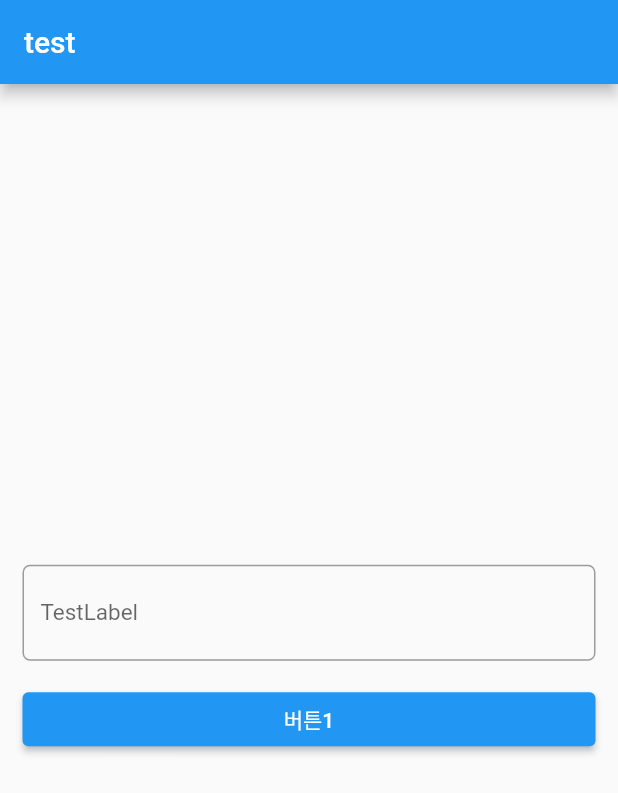
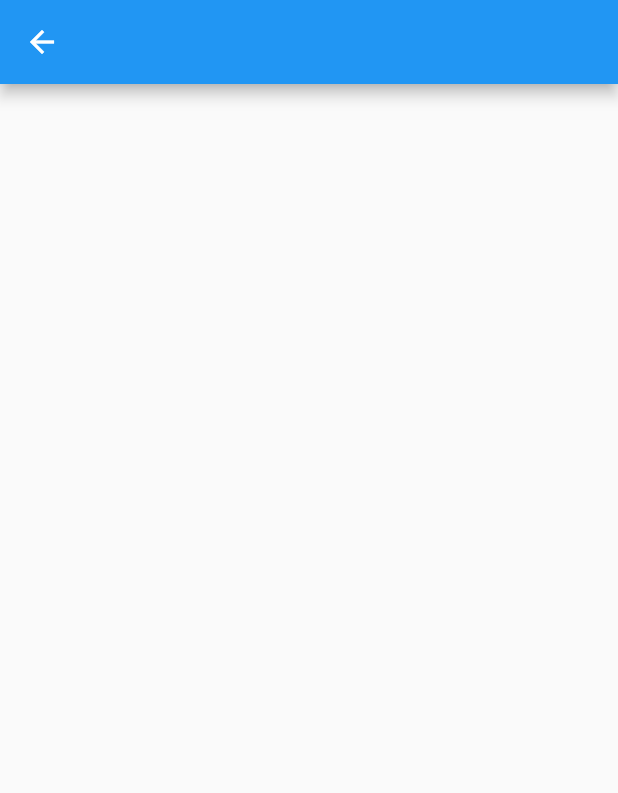
Before and after one commit to JONGHOON-DEV-git/bookish-succotash, a Flutter app: the screen it shows after launch, after a tap on "버튼1", on a phone screen of 412 x 824 dp. Shown: the top 793 px of the screen. Run offline on Flutter 3.47's test engine with Material 2 defaults, Android fonts, the phone set to English and light mode, and no system bars.

Commit message:
first end

```diff
--- a/lib/main.dart
+++ b/lib/main.dart
@@ -1,4 +1,5 @@
 import 'package:flutter/material.dart';
+import 'package:flutter_std_two/newpage.dart';
 
 void main() {
   runApp(const MyApp());
@@ -29,6 +30,8 @@ class MyHomePage extends StatefulWidget {
 }
 
 class _MyHomePageState extends State<MyHomePage> {
+  TextEditingController _controller = TextEditingController();
+
   @override
   Widget build(BuildContext context) {
     return Scaffold(
@@ -42,6 +45,7 @@ class _MyHomePageState extends State<MyHomePage> {
           crossAxisAlignment: CrossAxisAlignment.stretch,
           children: [
             TextField(
+              controller: _controller,
               decoration: InputDecoration(
                 hintText: '예제',
                 label: Text(
@@ -58,7 +62,13 @@ class _MyHomePageState extends State<MyHomePage> {
               height: 15,
             ),
             ElevatedButton(
-              onPressed: () {},
+              onPressed: () {
+                Navigator.of(context).push(
+                  MaterialPageRoute(
+                    builder: (context) => NewPage(PageText: _controller.text),
+                  ),
+                );
+              },
               child: Text('버튼1'),
             ),
           ],
--- /dev/null
+++ b/lib/newpage.dart
@@ -0,0 +1,17 @@
+import 'package:flutter/material.dart';
+import 'package:flutter/src/widgets/container.dart';
+import 'package:flutter/src/widgets/framework.dart';
+
+class NewPage extends StatelessWidget {
+  NewPage({super.key, required this.PageText});
+
+  final String PageText;
+
+  @override
+  Widget build(BuildContext context) {
+    return Scaffold(
+      appBar: AppBar(),
+      body: Center(child: Text(PageText)),
+    );
+  }
+}
```
